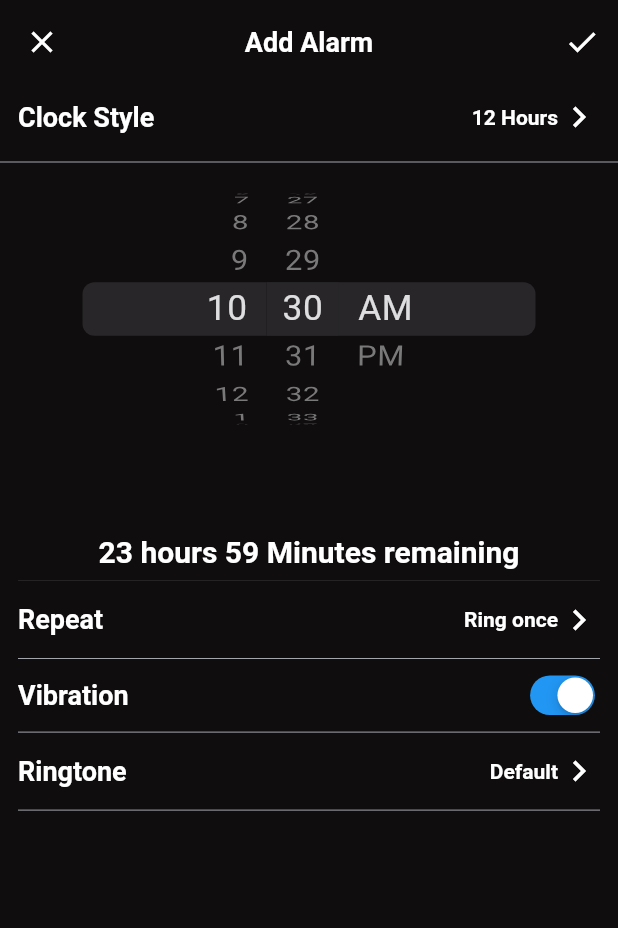
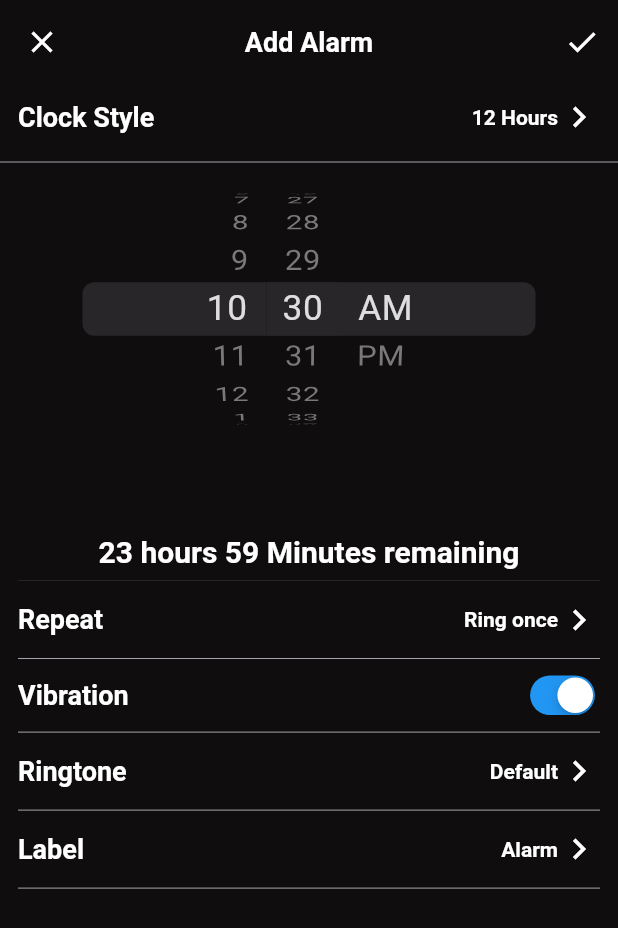
Before and after one commit to wahidmurad1/Alarm-App, a Flutter app: the AlarmDetailsPage screen opened by its route, after a tap on the "check" icon, on a phone screen of 412 x 824 dp. Shown: the top 928 px of the screen. Run offline on Flutter 3.47's test engine with Material 2 defaults, Android fonts, the phone set to English and light mode, and no system bars; our stand-ins replace file_picker, flutter_local_notifications, flutter_riverpod, flutter_slidable, go_router, shared_preferences; missing offline and left inert: alarm, flutter_animated_button; accounts and stored records are empty.

Commit message:
alarm edit done

```diff
--- a/lib/views/alarm_details_page.dart
+++ b/lib/views/alarm_details_page.dart
@@ -30,7 +30,7 @@ class AlarmDetailsPage extends ConsumerWidget {
         // automaticallyImplyLeading: false,
         // surfaceTintColor: Colors.transparent,
         // forceMaterialTransparency: true,
-        // scrolledUnderElevation: 0,
+        scrolledUnderElevation: 0,
         centerTitle: true,
         backgroundColor: Theme.of(context).colorScheme.background,
         leading: IconButton(
@@ -43,7 +43,7 @@ class AlarmDetailsPage extends ConsumerWidget {
           ),
         ),
         title: Text(
-          'Add Alarm',
+          ref.watch(alarmChangeNotifier.isEdit) ? 'Edit Alarm' : 'Add Alarm',
           style: semiBold18TextStyle(Theme.of(context).colorScheme.primary),
         ),
         actions: [
@@ -54,7 +54,12 @@ class AlarmDetailsPage extends ConsumerWidget {
                 //     log('Hi');
                 //     break;
                 //   } else {
-                alarmChangeNotifier.saveAlarm(context);
+                if (ref.watch(alarmChangeNotifier.isEdit)) {
+                  // log(alarmChangeNotifier.alarmId.toString());
+                  alarmChangeNotifier.editAlarm(alarmChangeNotifier.alarmId, context);
+                } else {
+                  alarmChangeNotifier.saveAlarm(context);
+                }
                 //   }
                 //   log(alarmChangeNotifier.alarmList[i]['id'].toString());
                 //   log(alarmChangeNotifier.alarmId.toString());
@@ -324,6 +329,41 @@ class AlarmDetailsPage extends ConsumerWidget {
                 color: cLineColor,
               ),
             ),
+            Padding(
+              padding: const EdgeInsets.symmetric(horizontal: 12, vertical: 4),
+              child: Row(
+                // mainAxisAlignment: MainAxisAlignment.start,
+                children: [
+                  Text(
+                    'Label',
+                    style: semiBold18TextStyle(Theme.of(context).colorScheme.primary),
+                  ),
+                  Expanded(
+                    child: SizedBox(
+                      width: 100,
+                      child: Text(
+                        ref.watch(alarmChangeNotifier.ringtoneName) == '' ? 'Alarm' : ref.watch(alarmChangeNotifier.ringtoneName).toString(),
+                        style: semiBold14TextStyle(Theme.of(context).colorScheme.primary),
+                        overflow: TextOverflow.ellipsis,
+                        textAlign: TextAlign.right,
+                      ),
+                    ),
+                  ),
+                  Icon(
+                    Icons.keyboard_arrow_right_outlined,
+                    size: 28,
+                    color: Theme.of(context).colorScheme.primary,
+                  ),
+                ],
+              ),
+            ),
+            const Padding(
+              padding: EdgeInsets.symmetric(horizontal: 12),
+              child: Divider(
+                thickness: 0.5,
+                color: cLineColor,
+              ),
+            ),
           ],
         ),
       ),
--- a/lib/views/alarm_page.dart
+++ b/lib/views/alarm_page.dart
@@ -8,6 +8,7 @@ import 'package:alarm_app/consts/const.dart';
 import 'package:alarm_app/providers.dart';
 import 'package:flutter/cupertino.dart';
 import 'package:flutter/material.dart';
+import 'package:flutter_animated_button/flutter_animated_button.dart';
 import 'package:flutter_riverpod/flutter_riverpod.dart';
 import 'package:flutter_slidable/flutter_slidable.dart';
 
@@ -226,7 +227,7 @@ class AlarmPage extends ConsumerWidget {
                         },
                         child: Text(
                           'Add Alarm',
-                          style: semiBold16TextStyle(cWhiteColor),
+                          style: semiBold18TextStyle(cWhiteColor),
                         )),
                   ))
               : const SizedBox(),
--- a/pubspec.yaml
+++ b/pubspec.yaml
@@ -44,6 +44,7 @@ dependencies:
   riverpod_annotation: ^2.3.3
   get_storage: ^2.1.1
   go_router: ^12.1.1
+  flutter_animated_button: ^2.0.3
 
 dev_dependencies:
   flutter_test:
```
Also changed, not shown: lib/notifiers/alarm_change_notifier.dart (+37 -1 lines), pubspec.lock.
